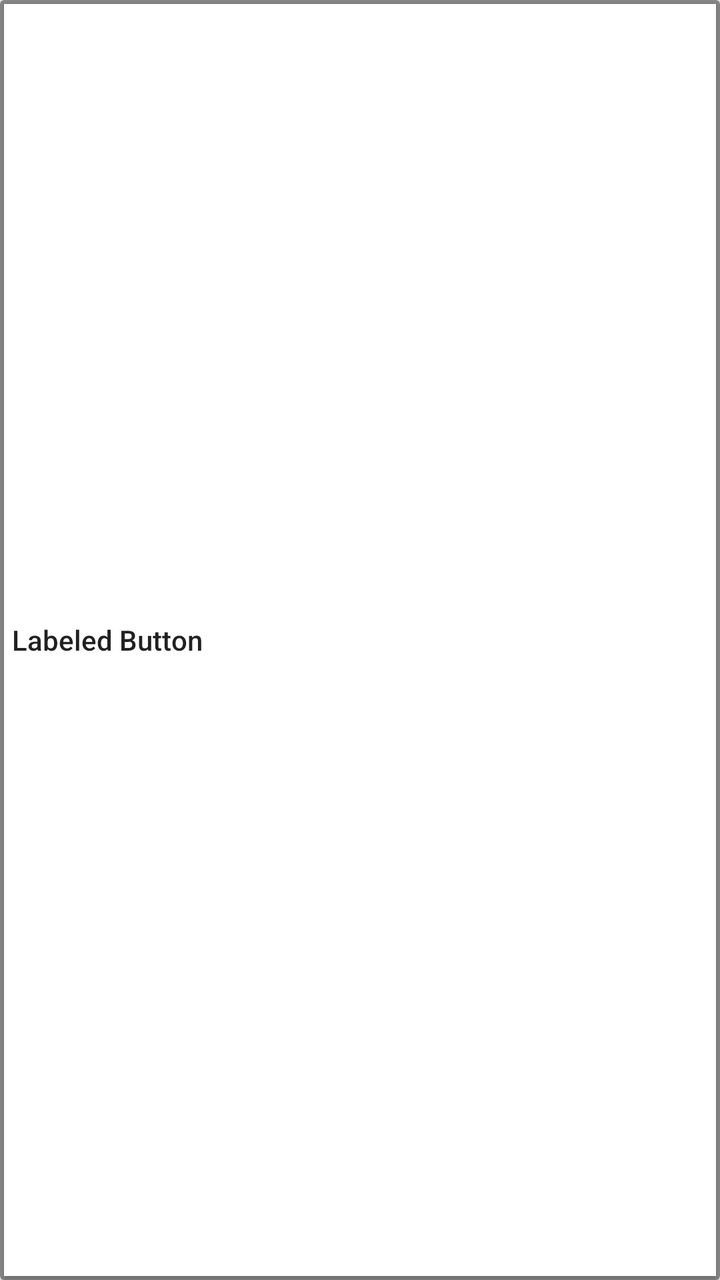
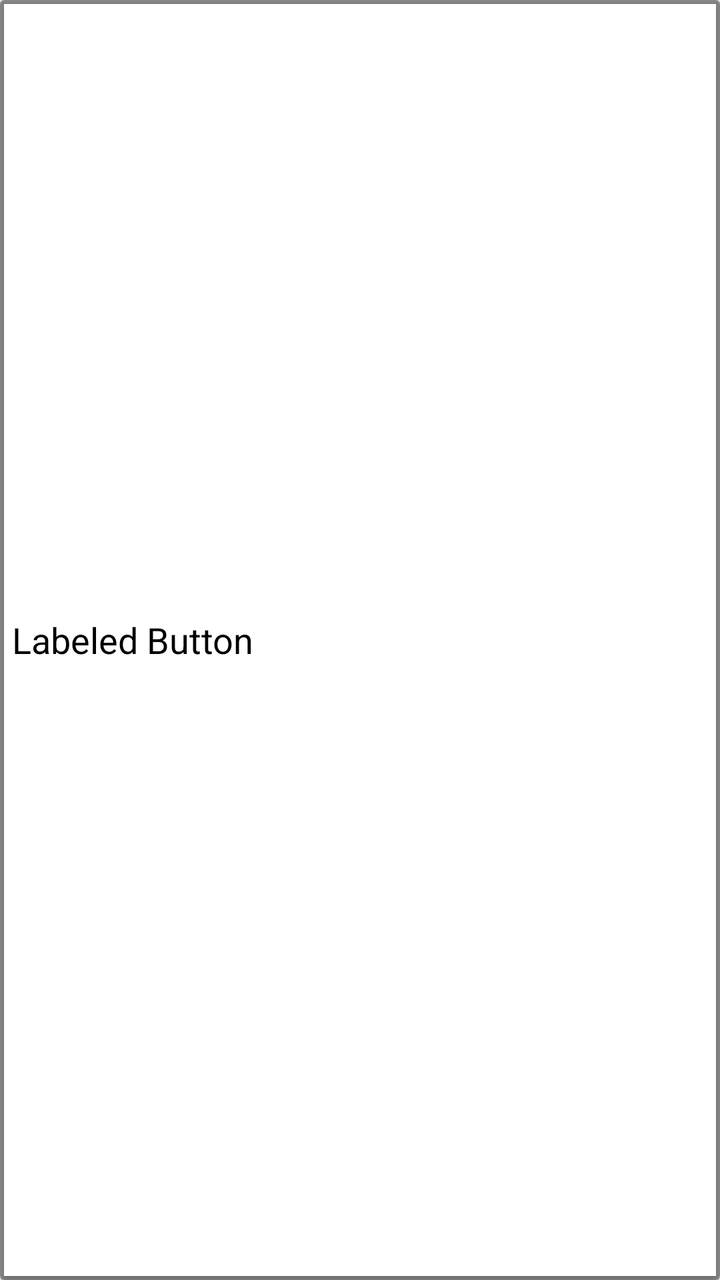

The first picture is an Android layout as it rendered before a commit; the second is the same layout after the commit. The layout source and the unified diff follow.
<!-- AndroidManifest.xml: application theme Theme.PlainContainers -->
<!-- res/layout/component_button_icon_labeled.xml -->
<?xml version="1.0" encoding="utf-8"?>
<androidx.cardview.widget.CardView xmlns:android="http://schemas.android.com/apk/res/android"
    xmlns:app="http://schemas.android.com/apk/res-auto"
    android:id="@+id/cvBtnLabeled"
    android:layout_width="wrap_content"
    android:layout_height="wrap_content"
    app:cardCornerRadius="@dimen/cornerRadiusSmall"
    app:cardBackgroundColor="@color/border"
>
    <Button
        android:id="@+id/btnLabeled"
        android:layout_width="match_parent"
        android:layout_height="match_parent"
        android:layout_margin="@dimen/borderThicknessSmall"
        android:padding="@dimen/paddingButton"
        android:background="@color/backgroundDefault"
        android:drawablePadding="@dimen/paddingDrawable"
        android:text="Labeled Button"
        android:textSize="@dimen/fontSizeBtnLabeled"
        android:textAlignment="textStart"
        android:textAllCaps="false"
    />
</androidx.cardview.widget.CardView>
<!-- resources referenced by this layout -->
<resources>
  <color name="backgroundDefault">@color/white</color>
  <color name="border">@color/darkgray</color>
  <dimen name="borderThicknessSmall">2dp</dimen>
  <dimen name="cornerRadiusSmall">2dp</dimen>
  <dimen name="paddingButton">4dp</dimen>
  <dimen name="paddingDrawable">8dp</dimen>
  <style name="Theme.PlainContainers" parent="Theme.AppCompat.Light.NoActionBar">
          <item name="android:windowTranslucentStatus">true</item>
      </style>
  <color name="white">#FFFFFFFF</color>
  <color name="darkgray">#888</color>
</resources>

<!-- the commit's change to res/layout/component_button_icon_labeled.xml (unified diff, before → after) -->
@@ -16,8 +16,7 @@
         android:background="@color/backgroundDefault"
         android:drawablePadding="@dimen/paddingDrawable"
         android:text="Labeled Button"
-        android:textSize="@dimen/fontSizeBtnLabeled"
+        android:textAppearance="@style/Widget.PlainContainers.Text.Button.Labeled"
         android:textAlignment="textStart"
-        android:textAllCaps="false"
     />
 </androidx.cardview.widget.CardView>
<!-- resource entries referenced after the edit -->
@@ -6,10 +6,18 @@
   <dimen name="cornerRadiusSmall">2dp</dimen>
   <dimen name="paddingButton">4dp</dimen>
   <dimen name="paddingDrawable">8dp</dimen>
+  <style name="Widget.PlainContainers.Text.Button.Labeled" parent="Theme.PlainContainers">
+          <item name="android:textSize">@dimen/fontSizeBtnDefault</item>
+          <item name="android:textColor">@color/textColorButton</item>
+          <item name="textAllCaps">false</item>
+      </style>
   <style name="Theme.PlainContainers" parent="Theme.AppCompat.Light.NoActionBar">
           <item name="android:windowTranslucentStatus">true</item>
       </style>
   <color name="white">#FFFFFFFF</color>
   <color name="darkgray">#888</color>
+  <dimen name="fontSizeBtnDefault">18sp</dimen>
+  <color name="textColorButton">@color/black</color>
+  <color name="black">#FF000000</color>
 </resources>
 
